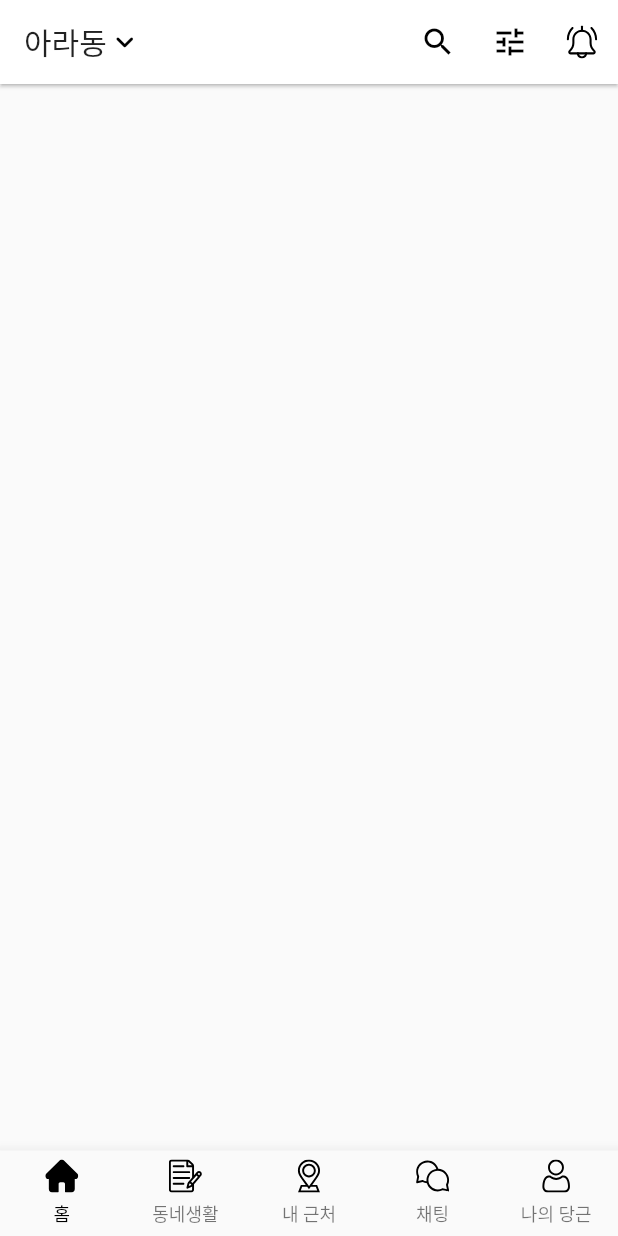
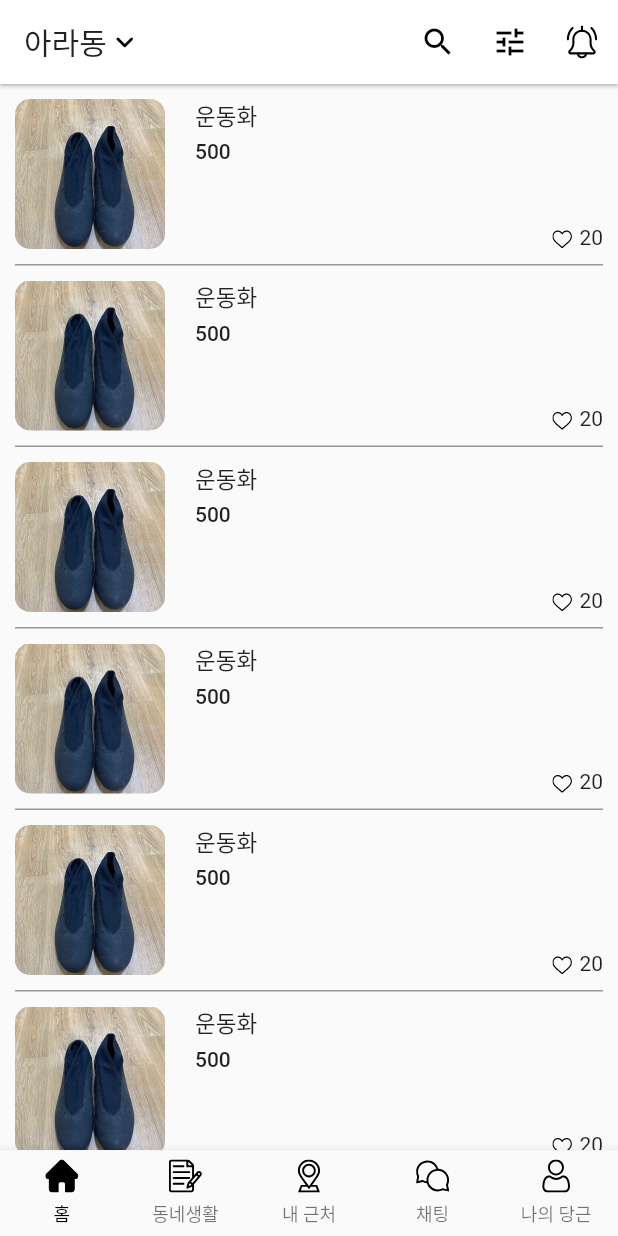
Before and after one commit to realryankim/flutter-karrot-market-clone, a Flutter app: the screen it shows after launch, on a phone screen of 412 x 824 dp. Run offline on Flutter 3.47's test engine with Material 2 defaults, Android fonts, the phone set to English and light mode, and no system bars; our stand-ins replace flutter_svg, get.

Commit message:
add home product list layout, dummy data file

```diff
--- a/lib/pages/home.dart
+++ b/lib/pages/home.dart
@@ -7,6 +7,72 @@ class Home extends StatelessWidget {
   Home({Key? key}) : super(key: key);
 
   final HomeController controller = Get.put(HomeController());
+
+  Widget _bodyWidget() {
+    return ListView.separated(
+        padding: EdgeInsets.symmetric(horizontal: 10.0),
+        itemBuilder: (BuildContext _context, int index) {
+          return Container(
+            padding: EdgeInsets.symmetric(vertical: 10.0),
+            child: Row(
+              children: [
+                ClipRRect(
+                  borderRadius: BorderRadius.all(
+                    Radius.circular(10.0),
+                  ),
+                  child: Image.asset(
+                    'assets/images/ara-1.jpg',
+                    width: 100,
+                    height: 100,
+                  ),
+                ),
+                Expanded(
+                  child: Container(
+                    padding: EdgeInsets.only(left: 20.0),
+                    height: 100,
+                    child: Column(
+                      crossAxisAlignment: CrossAxisAlignment.start,
+                      children: [
+                        Text(
+                          '운동화',
+                          overflow: TextOverflow.ellipsis,
+                          style: TextStyle(fontSize: 15.0),
+                        ),
+                        SizedBox(height: 5.0),
+                        Text(
+                          '500',
+                          style: TextStyle(fontWeight: FontWeight.w500),
+                        ),
+                        Expanded(
+                          child: Container(
+                            child: Row(
+                              mainAxisAlignment: MainAxisAlignment.end,
+                              crossAxisAlignment: CrossAxisAlignment.end,
+                              children: [
+                                SvgPicture.asset(
+                                  'assets/svg/heart_off.svg',
+                                  width: 13,
+                                  height: 13,
+                                ),
+                                SizedBox(width: 5.0),
+                                Text('20'),
+                              ],
+                            ),
+                          ),
+                        ),
+                      ],
+                    ),
+                  ),
+                ),
+              ],
+            ),
+          );
+        },
+        separatorBuilder: (BuildContext _context, int index) {
+          return Container(height: 1, color: Colors.black.withOpacity(0.4));
+        },
+        itemCount: 10);
+  }
 
   @override
   Widget build(BuildContext context) {
@@ -71,7 +137,7 @@ class Home extends StatelessWidget {
           ),
         ],
       ),
-      body: Container(),
+      body: _bodyWidget(),
     );
   }
 }
```
Also changed, not shown: lib/controller/home_controller.dart (+5 -6 lines), lib/repository/contents_repository.dart (added, +178 -0 lines).
